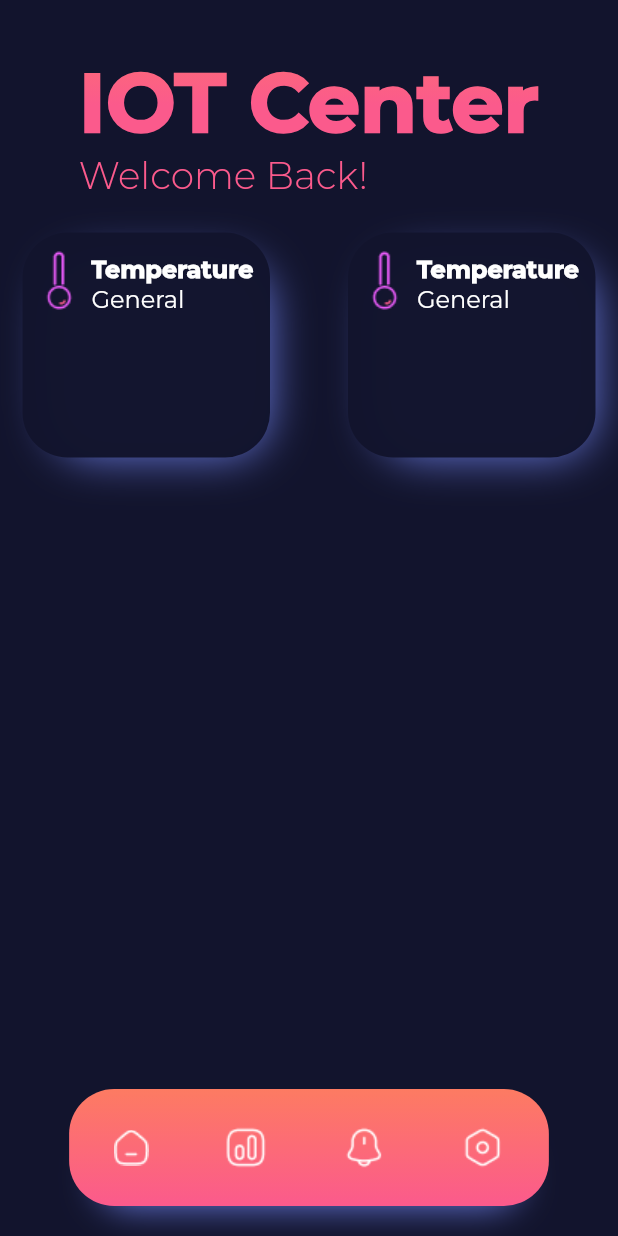
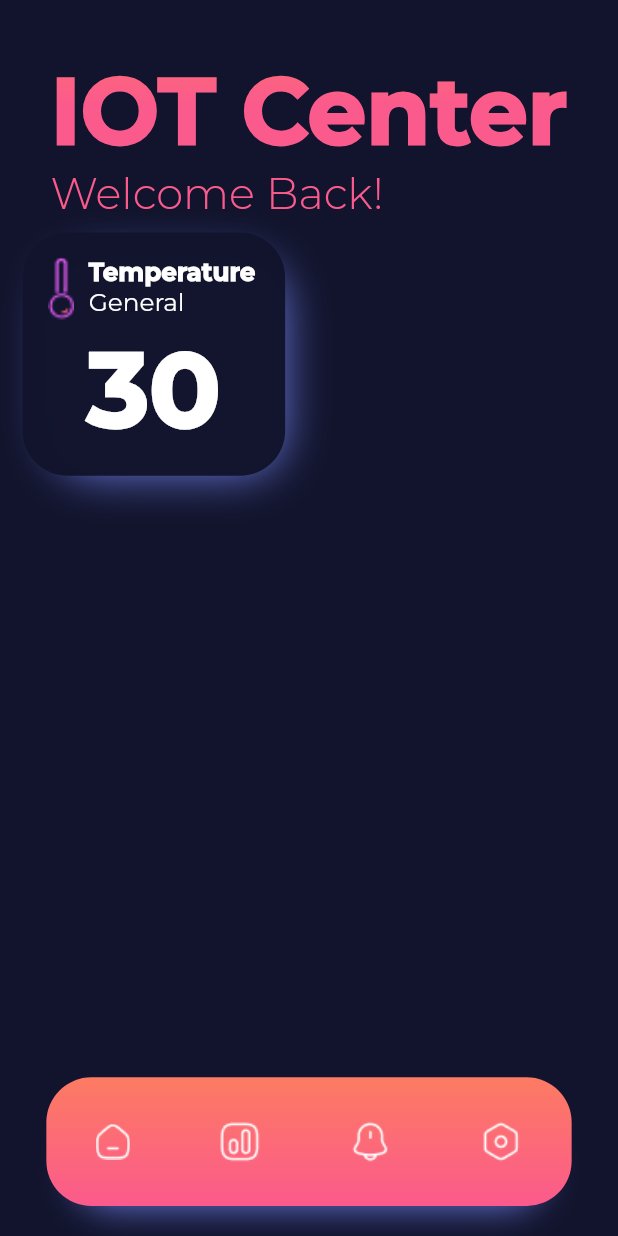
Before and after one commit to ALSA-Developers-Team/iot-app, a Flutter app: the screen it shows after launch, on a phone screen of 412 x 824 dp. Run offline on Flutter 3.47's test engine with Material 2 defaults, Android fonts, the phone set to English and light mode, and no system bars; our stand-ins replace get; project files that could hold a hidden picture were left out.

Commit message:
responsibity added

```diff
--- a/lib/main.dart
+++ b/lib/main.dart
@@ -1,4 +1,5 @@
 import 'package:flutter/material.dart';
+import 'package:get/get.dart';
 import 'package:iotapp/widgets/screens/homepage.dart';
 
 void main() {
@@ -8,7 +9,6 @@ void main() {
 class MyApp extends StatelessWidget {
   const MyApp({super.key});
 
-  // This widget is the root of your application.
   @override
   Widget build(BuildContext context) {
     TextStyle montserratFont = const TextStyle(
@@ -17,8 +17,9 @@ class MyApp extends StatelessWidget {
       fontWeight: FontWeight.normal
     );
 
-    return MaterialApp(
-      title: 'Flutter Demo',
+    return GetMaterialApp(
+      home: MaterialApp(
+        title: 'IOT Center',
         theme: ThemeData(
           scaffoldBackgroundColor: const Color(0xFF12142D)
         ),
@@ -27,6 +28,8 @@ class MyApp extends StatelessWidget {
           child: const HomePage()
         ),
         debugShowCheckedModeBanner: false,
+      ),
+      debugShowCheckedModeBanner: false,
     );
   }
 }
--- /dev/null
+++ b/lib/models/screen_data.dart
@@ -0,0 +1,14 @@
+import 'package:flutter/cupertino.dart';
+import 'package:get/get.dart';
+
+class ScreenData extends GetxController {
+  late final BuildContext context;
+  double screenWidth = 0;
+  double heightAspectRatio = 0;
+
+  ScreenData(BuildContext context){
+    context = context;
+    screenWidth = MediaQuery.of(context).size.width;
+    heightAspectRatio = screenWidth / 2.16;
+  }
+}
--- a/lib/widgets/global/device_card.dart
+++ b/lib/widgets/global/device_card.dart
@@ -1,8 +1,20 @@
 import 'package:flutter/material.dart';
+import 'package:iotapp/models/screen_data.dart';
 import 'package:iotapp/widgets/global/header.dart';
+import 'package:get/get.dart';
 
 class DeviceCard extends StatefulWidget {
-  const DeviceCard({super.key});
+  const DeviceCard({Key? key,
+                    required this.isSmall,
+                    this.optionalWidget,
+                    required this.title,
+                    required this.subtitle,
+                    required this.value}) : super(key: key);
+  final bool isSmall;
+  final bool? optionalWidget;
+  final String title;
+  final String subtitle;
+  final String value;
 
   @override
   State<DeviceCard> createState() => _DeviceCardState();
@@ -11,10 +23,12 @@ class DeviceCard extends StatefulWidget {
 class _DeviceCardState extends State<DeviceCard> {
   @override
   Widget build(BuildContext context) {
+    final ScreenData screenData = Get.find();
+
     return Container(
-      padding: const EdgeInsets.only(left: 3, right: 3),
-      height: 150,
-      width: 165,
+      padding: EdgeInsets.only(left: screenData.screenWidth * 0.03, right: screenData.screenWidth * 0.03),
+      height: screenData.heightAspectRatio * 0.85 ,
+      width: widget.isSmall ? screenData.screenWidth * .425 : screenData.screenWidth * .9,
       decoration: BoxDecoration(
         color: const Color(0xFF12142D).withOpacity(0.99),
         boxShadow: const [
@@ -27,18 +41,49 @@ class _DeviceCardState extends State<DeviceCard> {
         ],
         borderRadius: BorderRadius.circular(30),
       ),
-      child: Column(
+      child: Row(
+        mainAxisAlignment: widget.isSmall ? MainAxisAlignment.center : MainAxisAlignment.start,
         children: [
-          Row(
-            mainAxisAlignment: MainAxisAlignment.start,
+          Column(
             children: [
-              Container(
-                margin: const EdgeInsets.only(top: 10),
-                child: Image.asset("lib/assets/card/temperature.png")
+              Row(
+                  mainAxisAlignment: MainAxisAlignment.spaceBetween,
+                  crossAxisAlignment: CrossAxisAlignment.center,
+                  mainAxisSize: MainAxisSize.max,
+                children: [
+                  Container(
+                    alignment: Alignment.bottomCenter,
+                    margin: EdgeInsets.only(top: screenData.heightAspectRatio * 0.1, right: screenData.screenWidth * 0.03),
+                    child: Transform.scale(
+                      scale: screenData.screenWidth * 0.0035,
+                      child: Image.asset('lib/assets/card/temperature.png'),
+                    )
+                  ),
+                  Header(title: widget.title, subtitle: widget.subtitle, type: 'header-2',),
+                ]
               ),
-              const Header(title: 'Temperature', subtitle: 'General', type: 'header-2',)
+              SizedBox(
+                height: screenData.heightAspectRatio * 0.03,
+              ),
+              Row(
+                mainAxisAlignment: MainAxisAlignment.center,
+                crossAxisAlignment: CrossAxisAlignment.center,
+                children: [
+                  Text(
+                    widget.value,
+                    style: TextStyle(
+                      fontFamily: 'Montserrat',
+                      fontSize: screenData.screenWidth * 0.17,
+                      fontWeight: FontWeight.w900,
+                      color: Colors.white
+                    ),
+                  )
+                ],
+              )
             ],
           ),
+
+
         ],
       ),
     );
--- a/lib/widgets/global/header.dart
+++ b/lib/widgets/global/header.dart
@@ -1,4 +1,7 @@
 import 'package:flutter/material.dart';
+import 'package:get/get.dart';
+
+import '../../models/screen_data.dart';
 
 
 class Header extends StatelessWidget {
@@ -9,8 +12,10 @@ class Header extends StatelessWidget {
 
   @override
   Widget build(BuildContext context) {
+    final ScreenData screenData = Get.find();
+
     return Container(
-      margin: const EdgeInsets.only(top: 15),
+      margin: EdgeInsets.only(top: screenData.heightAspectRatio * 0.085),
       alignment: Alignment.topCenter,
       decoration: const BoxDecoration(
         color: Colors.transparent,
@@ -20,11 +25,11 @@ class Header extends StatelessWidget {
         children: [
           Text(
             title,
-            style: titleStyle(type)["title"],
+            style: titleStyle(type, screenData)["title"],
           ),
           Text(
             subtitle,
-            style: titleStyle(type)["subtitle"],
+            style: titleStyle(type, screenData)["subtitle"],
           ),
         ],
       )
@@ -32,12 +37,12 @@ class Header extends StatelessWidget {
   }
 }
 
-Map<String, TextStyle> titleStyle(String type) {
+Map<String, TextStyle> titleStyle(String type, ScreenData screenData) {
   if(type == 'header-1'){
     return {
       'title': TextStyle(
                   fontFamily: 'Montserrat',
-                  fontSize: 55,
+                  fontSize: screenData.screenWidth * 0.15,
                   fontWeight: FontWeight.w900,
                   foreground: Paint()
                     ..shader = const LinearGradient(
@@ -51,7 +56,7 @@ Map<String, TextStyle> titleStyle(String type) {
                 ),
       'subtitle': TextStyle(
                     fontFamily: 'Montserrat',
-                    fontSize: 25,
+                    fontSize: screenData.screenWidth * 0.07,
                     fontWeight: FontWeight.w300,
                     foreground: Paint()
                       ..shader = const LinearGradient(
@@ -65,17 +70,18 @@ Map<String, TextStyle> titleStyle(String type) {
                   )
     };
   }
+
   if(type == 'header-2'){
     return {
-      'title': const TextStyle(
+      'title': TextStyle(
                   fontFamily: 'Montserrat',
-                  fontSize: 16,
+                  fontSize: screenData.screenWidth * 0.04,
                   fontWeight: FontWeight.w900,
                   color: Colors.white
                 ),
-      'subtitle': const TextStyle(
+      'subtitle': TextStyle(
                     fontFamily: 'Montserrat',
-                    fontSize: 16,
+                    fontSize: screenData.screenWidth * 0.04,
                     fontWeight: FontWeight.w400,
                     color: Colors.white
                   )
--- a/lib/widgets/global/nav_bar.dart
+++ b/lib/widgets/global/nav_bar.dart
@@ -1,17 +1,22 @@
 import 'package:flutter/material.dart';
+import 'package:get/get.dart';
+
+import '../../models/screen_data.dart';
 
 class NavBar extends StatelessWidget {
   const NavBar({super.key});
 
   @override
   Widget build(BuildContext context) {
+    final ScreenData screenData = Get.find();
+
     return Align(
       alignment: Alignment.bottomCenter,
       child: Container(
-        width: 319.83,
-        height: 78,
+        width: screenData.screenWidth * .85,
+        height: screenData.heightAspectRatio * 0.45,
         alignment: Alignment.center,
-        padding: const EdgeInsets.only(right: 30, left: 30),
+        padding: EdgeInsets.only(right: screenData.screenWidth * 0.08, left: screenData.screenWidth * 0.08),
         decoration: BoxDecoration(
           color: const Color(0xFFFD7B62),
           gradient: const LinearGradient(
--- a/lib/widgets/screens/homepage.dart
+++ b/lib/widgets/screens/homepage.dart
@@ -1,4 +1,6 @@
 import 'package:flutter/material.dart';
+import 'package:iotapp/models/screen_data.dart';
+import 'package:get/get.dart';
 import 'package:iotapp/widgets/global/device_card.dart';
 import 'package:iotapp/widgets/global/screen_container.dart';
 
@@ -13,15 +15,17 @@ class HomePage extends StatefulWidget {
 class _HomePageState extends State<HomePage> {
   @override
   Widget build(BuildContext context) {
+      final ScreenData screenData = Get.put(ScreenData(context));
+
       return Scaffold(
         body: ScreenContainer(
           title: 'IOT Center',
           subtitle: 'Welcome Back!',
           screen: Row(
             mainAxisAlignment: MainAxisAlignment.spaceBetween,
-            children: [
-              DeviceCard(),
-              DeviceCard()
+            children: const[
+              DeviceCard(isSmall: true, title: 'Temperature', subtitle: 'General', value: '30'),
+              //DeviceCard(isSmall: true, title: 'Temperature', subtitle: 'General', value: '30'),
             ]
           )
       ));
--- a/pubspec.yaml
+++ b/pubspec.yaml
@@ -36,6 +36,7 @@ dependencies:
   # The following adds the Cupertino Icons font to your application.
   # Use with the CupertinoIcons class for iOS style icons.
   cupertino_icons: ^1.0.2
+  get: ^4.6.5
 
 dev_dependencies:
   flutter_test:
```
Also changed, not shown: lib/assets/card/temperature.png, pubspec.lock. Lines whose indentation alone changed are shown as unchanged.
